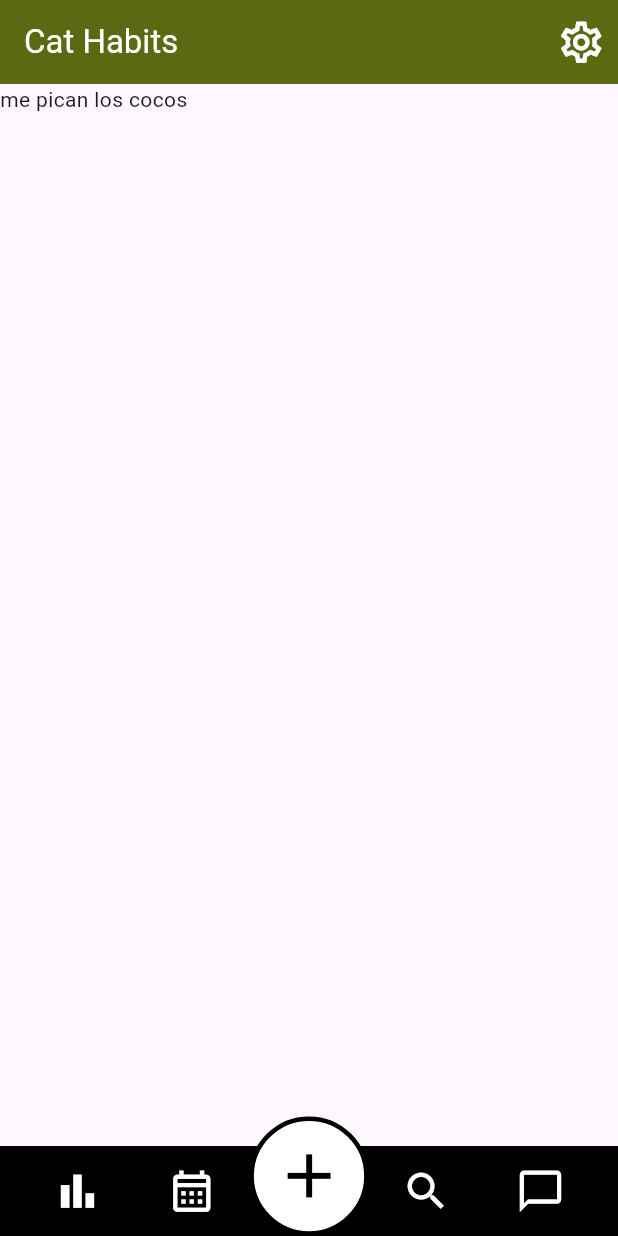
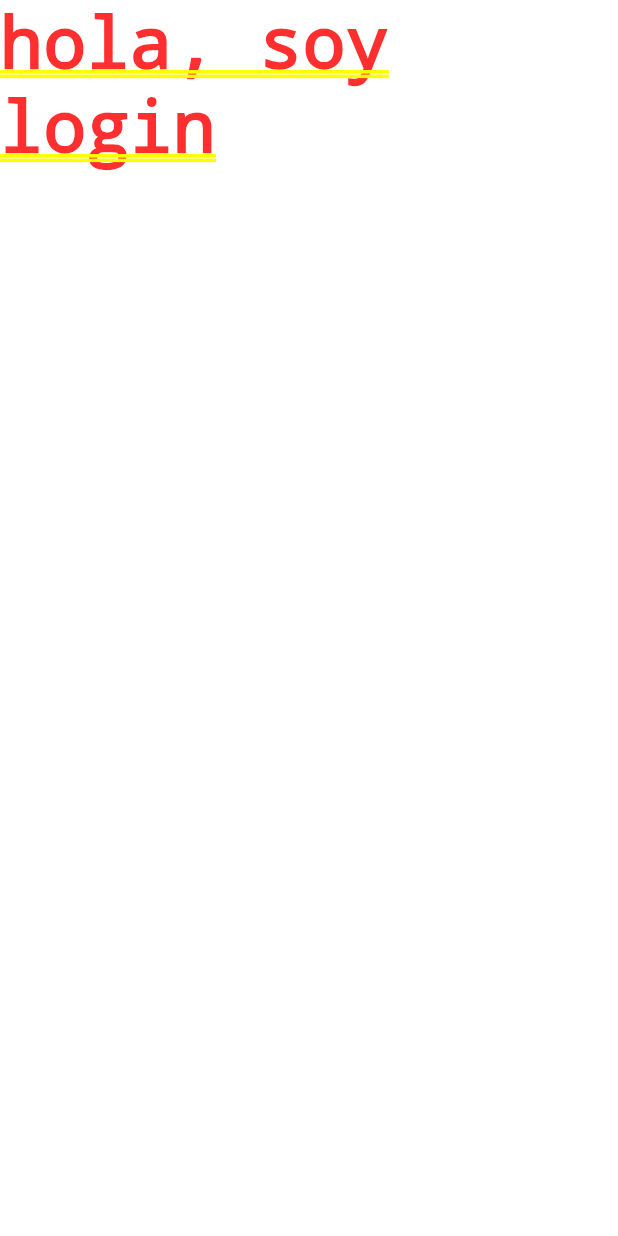
Before and after one commit to AndresFelipeMunozAguilar/Cat_Habits, a Flutter app: the screen it shows after launch, on a phone screen of 412 x 824 dp. Run offline on Flutter 3.47's test engine with Material 3 defaults, Android fonts, the phone set to English and light mode, and no system bars; our stand-ins replace go_router.

Commit message:
añadir go_router para manejar rutas
crear login y signup basicos

```diff
--- a/lib/Components/footer.dart
+++ b/lib/Components/footer.dart
@@ -28,7 +28,7 @@ class Footer extends StatelessWidget {
             onPressed: () => {},
           ),
           Transform.translate(
-              offset: const Offset(0, -10),
+              offset: const Offset(0, -20),
               child: Transform.scale(
                   scale: 1.5,
                   child: Container(
--- a/lib/main.dart
+++ b/lib/main.dart
@@ -1,31 +1,38 @@
 import 'package:cat_habits/pages/home_screen.dart';
+import 'package:cat_habits/pages/session/login.dart';
+import 'package:cat_habits/pages/session/singup.dart';
 import 'package:flutter/material.dart';
 import 'package:flutter/services.dart';
+import 'package:go_router/go_router.dart';
 
 void main() {
-
   // Se utiliza  para garantizar que el entorno
   // de Flutter esté cargado antes de interactuar
   //con cualquier widget o realizar tareas asíncronas.
   WidgetsFlutterBinding.ensureInitialized();
 
   // Ocultar la barra de navegación
-  SystemChrome.setEnabledSystemUIMode(
-    SystemUiMode.immersiveSticky
-  );
+  SystemChrome.setEnabledSystemUIMode(SystemUiMode.immersiveSticky);
 
-  runApp(const MyApp());
+  runApp(MyApp());
 }
 
+final bool aux = true;
+
 class MyApp extends StatelessWidget {
-  const MyApp({super.key});
+  MyApp({super.key});
 
+  final GoRouter _router =
+      GoRouter(initialLocation: (aux) ? '/login' : '/signup', routes: <GoRoute>[
+    GoRoute(path: "/", builder: ((context, state) => const HomeScreen())),
+    GoRoute(path: "/login", builder: ((context, state) => const Login())),
+    GoRoute(path: "/signup", builder: ((context, state) => const Singup()))
+  ]);
   // This widget is the root of your application.
   @override
   Widget build(BuildContext context) {
-
-    return const MaterialApp(
-      title:  'Cat Habits',
+    return MaterialApp.router(
+      title: 'Cat Habits',
       debugShowCheckedModeBanner: false,
       // theme: ThemeData(
       //   // This is the theme of your application.
@@ -46,7 +53,8 @@ class MyApp extends StatelessWidget {
       //   colorScheme: ColorScheme.fromSeed(seedColor: Colors.deepPurple),
       //   useMaterial3: true,
       // ),
-      home: HomeScreen()
+
+      routerConfig: _router,
     );
   }
 }
--- /dev/null
+++ b/lib/pages/session/login.dart
@@ -0,0 +1,10 @@
+import 'package:flutter/material.dart';
+
+class Login extends StatelessWidget {
+  const Login({super.key});
+
+  @override
+  Widget build(BuildContext context) {
+    return const Text("hola, soy login");
+  }
+}
--- a/pubspec.yaml
+++ b/pubspec.yaml
@@ -36,6 +36,7 @@ dependencies:
   # Use with the CupertinoIcons class for iOS style icons.
   cupertino_icons: ^1.0.8
   flutter_riverpod: ^2.6.1
+  go_router: ^14.6.1
 
 dev_dependencies:
   flutter_test:
@@ -46,7 +47,7 @@ dev_dependencies:
   # activated in the `analysis_options.yaml` file located at the root of your
   # package. See that file for information about deactivating specific lint
   # rules and activating additional ones.
-  flutter_lints: ^4.0.0
+  flutter_lints: ^5.0.0
 
 # For information on the generic Dart part of this file, see the
 # following page: https://dart.dev/tools/pub/pubspec
```
Also changed, not shown: lib/pages/session/singup.dart (added, +10 -0 lines), pubspec.lock.
